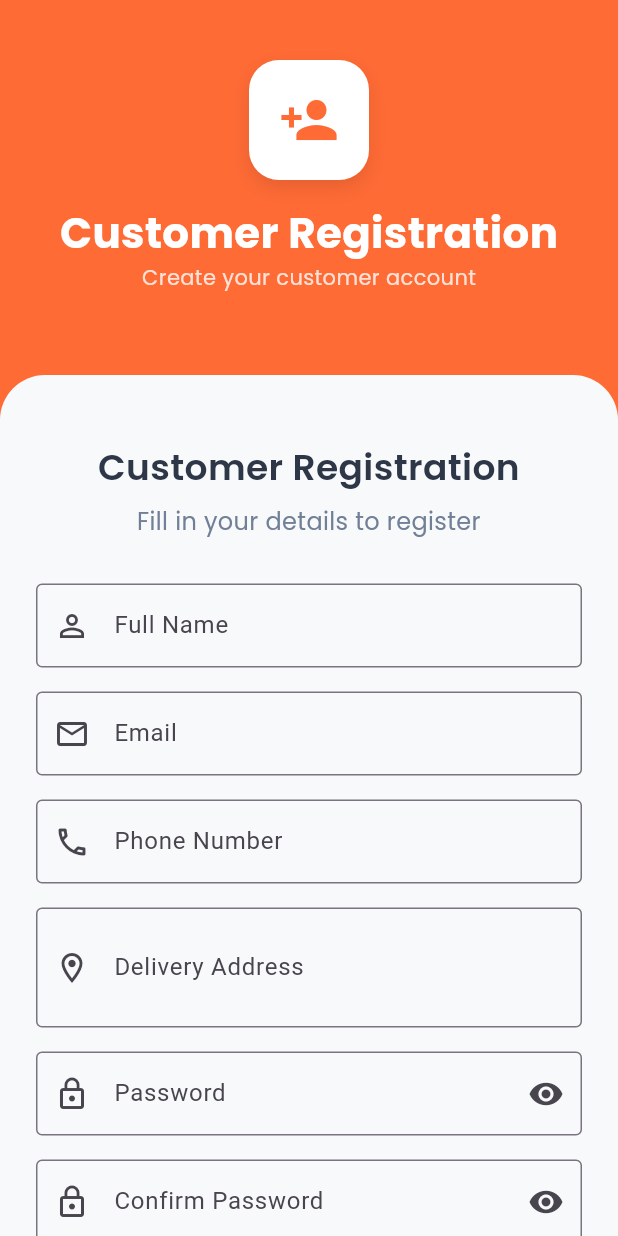
After one commit to SDL455/shopping, a Flutter app: the screen it shows after launch, after a tap on "Register Customer", on a phone screen of 412 x 824 dp. The commit adds this screen. Run offline on Flutter 3.47's test engine with Material 3 defaults, Android fonts, the light colour scheme and no system bars; our stand-ins replace firebase_core, get, google_fonts; accounts and stored records are empty; network calls fail.

Commit message:
update route register

```diff
--- a/lib/cores/screen/splash_screen.dart
+++ b/lib/cores/screen/splash_screen.dart
@@ -1,4 +1,5 @@
 import 'package:flutter/material.dart';
+import 'package:get/get.dart';
 
 class SplashScreen extends StatefulWidget {
   @override
@@ -37,7 +38,7 @@ class _SplashScreenState extends State<SplashScreen>
     // Navigate to login after 2 seconds
     Future.delayed(Duration(seconds: 2), () {
       if (mounted) {
-        Navigator.of(context).pushReplacementNamed('/login');
+        Get.offAllNamed('/login');
       }
     });
   }
--- a/lib/features/auth/screens/login.dart
+++ b/lib/features/auth/screens/login.dart
@@ -1,5 +1,6 @@
 import 'package:flutter/material.dart';
 import 'package:google_fonts/google_fonts.dart';
+import 'package:get/get.dart';
 
 class LoginScreen extends StatelessWidget {
   const LoginScreen({Key? key}) : super(key: key);
@@ -115,23 +116,28 @@ class LoginScreen extends StatelessWidget {
                       const SizedBox(height: 30),
                       ElevatedButton(
                         onPressed: () {
-                          Navigator.pushNamed(context, '/admin');
+                          Get.toNamed('/admin');
                         },
                         style: ElevatedButton.styleFrom(
+                          backgroundColor: const Color(0xFFFF6B35),
                           padding: const EdgeInsets.symmetric(vertical: 16),
+                          shape: RoundedRectangleBorder(
+                            borderRadius: BorderRadius.circular(12),
+                          ),
                         ),
                         child: Text(
                           'Login as Admin',
                           style: GoogleFonts.poppins(
                             fontSize: 16,
                             fontWeight: FontWeight.w600,
+                            color: Colors.white,
                           ),
                         ),
                       ),
                       const SizedBox(height: 16),
                       OutlinedButton(
                         onPressed: () {
-                          Navigator.pushNamed(context, '/customer');
+                          Get.toNamed('/customer');
                         },
                         style: OutlinedButton.styleFrom(
                           padding: const EdgeInsets.symmetric(vertical: 16),
@@ -150,6 +156,63 @@ class LoginScreen extends StatelessWidget {
                         ),
                       ),
                       const SizedBox(height: 20),
+                      Row(
+                        children: [
+                          Expanded(
+                            child: OutlinedButton(
+                              onPressed: () {
+                                Get.toNamed('/register-admin');
+                              },
+                              style: OutlinedButton.styleFrom(
+                                padding: const EdgeInsets.symmetric(
+                                  vertical: 12,
+                                ),
+                                side: const BorderSide(
+                                  color: Color(0xFF718096),
+                                ),
+                                shape: RoundedRectangleBorder(
+                                  borderRadius: BorderRadius.circular(12),
+                                ),
+                              ),
+                              child: Text(
+                                'Register Admin',
+                                style: GoogleFonts.poppins(
+                                  fontSize: 14,
+                                  fontWeight: FontWeight.w500,
+                                  color: const Color(0xFF718096),
+                                ),
+                              ),
+                            ),
+                          ),
+                          const SizedBox(width: 12),
+                          Expanded(
+                            child: OutlinedButton(
+                              onPressed: () {
+                                Get.toNamed('/register-customer');
+                              },
+                              style: OutlinedButton.styleFrom(
+                                padding: const EdgeInsets.symmetric(
+                                  vertical: 12,
+                                ),
+                                side: const BorderSide(
+                                  color: Color(0xFF718096),
+                                ),
+                                shape: RoundedRectangleBorder(
+                                  borderRadius: BorderRadius.circular(12),
+                                ),
+                              ),
+                              child: Text(
+                                'Register Customer',
+                                style: GoogleFonts.poppins(
+                                  fontSize: 14,
+                                  fontWeight: FontWeight.w500,
+                                  color: const Color(0xFF718096),
+                                ),
+                              ),
+                            ),
+                          ),
+                        ],
+                      ),
                     ],
                   ),
                 ),
--- /dev/null
+++ b/lib/features/auth/screens/register_customer.dart
@@ -0,0 +1,322 @@
+import 'package:flutter/material.dart';
+import 'package:google_fonts/google_fonts.dart';
+import 'package:get/get.dart';
+
+class RegisterCustomerScreen extends StatefulWidget {
+  const RegisterCustomerScreen({Key? key}) : super(key: key);
+
+  @override
+  State<RegisterCustomerScreen> createState() => _RegisterCustomerScreenState();
+}
+
+class _RegisterCustomerScreenState extends State<RegisterCustomerScreen> {
+  final _formKey = GlobalKey<FormState>();
+  final _emailController = TextEditingController();
+  final _passwordController = TextEditingController();
+  final _confirmPasswordController = TextEditingController();
+  final _nameController = TextEditingController();
+  final _phoneController = TextEditingController();
+  final _addressController = TextEditingController();
+  bool _obscurePassword = true;
+  bool _obscureConfirmPassword = true;
+
+  @override
+  void dispose() {
+    _emailController.dispose();
+    _passwordController.dispose();
+    _confirmPasswordController.dispose();
+    _nameController.dispose();
+    _phoneController.dispose();
+    _addressController.dispose();
+    super.dispose();
+  }
+
+  @override
+  Widget build(BuildContext context) {
+    return Scaffold(
+      backgroundColor: const Color(0xFFFF6B35),
+      body: SafeArea(
+        child: SingleChildScrollView(
+          child: Column(
+            children: [
+              Container(
+                height: 250,
+                decoration: const BoxDecoration(color: Color(0xFFFF6B35)),
+                child: Stack(
+                  children: [
+                    Positioned(
+                      top: 40,
+                      left: 0,
+                      right: 0,
+                      child: Column(
+                        children: [
+                          Container(
+                            width: 80,
+                            height: 80,
+                            decoration: BoxDecoration(
+                              color: Colors.white,
+                              borderRadius: BorderRadius.circular(20),
+                              boxShadow: [
+                                BoxShadow(
+                                  color: Colors.black.withOpacity(0.1),
+                                  blurRadius: 10,
+                                  offset: const Offset(0, 5),
+                                ),
+                              ],
+                            ),
+                            child: const Icon(
+                              Icons.person_add,
+                              size: 40,
+                              color: Color(0xFFFF6B35),
+                            ),
+                          ),
+                          const SizedBox(height: 15),
+                          Text(
+                            'Customer Registration',
+                            style: GoogleFonts.poppins(
+                              fontSize: 28,
+                              fontWeight: FontWeight.bold,
+                              color: Colors.white,
+                            ),
+                          ),
+                          Text(
+                            'Create your customer account',
+                            style: GoogleFonts.poppins(
+                              fontSize: 14,
+                              color: Colors.white.withOpacity(0.8),
+                            ),
+                          ),
+                        ],
+                      ),
+                    ),
+                  ],
+                ),
+              ),
+              Container(
+                decoration: const BoxDecoration(
+                  color: Color(0xFFF8F9FA),
+                  borderRadius: BorderRadius.only(
+                    topLeft: Radius.circular(30),
+                    topRight: Radius.circular(30),
+                  ),
+                ),
+                child: Padding(
+                  padding: const EdgeInsets.all(24.0),
+                  child: Form(
+                    key: _formKey,
+                    child: Column(
+                      crossAxisAlignment: CrossAxisAlignment.stretch,
+                      children: [
+                        const SizedBox(height: 20),
+                        Text(
+                          'Customer Registration',
+                          style: GoogleFonts.poppins(
+                            fontSize: 24,
+                            fontWeight: FontWeight.w600,
+                            color: const Color(0xFF2D3748),
+                          ),
+                          textAlign: TextAlign.center,
+                        ),
+                        const SizedBox(height: 8),
+                        Text(
+                          'Fill in your details to register',
+                          style: GoogleFonts.poppins(
+                            fontSize: 16,
+                            color: const Color(0xFF718096),
+                          ),
+                          textAlign: TextAlign.center,
+                        ),
+                        const SizedBox(height: 30),
+                        TextFormField(
+                          controller: _nameController,
+                          decoration: const InputDecoration(
+                            labelText: 'Full Name',
+                            prefixIcon: Icon(Icons.person_outline),
+                            border: OutlineInputBorder(),
+                          ),
+                          validator: (value) {
+                            if (value == null || value.isEmpty) {
+                              return 'Please enter your full name';
+                            }
+                            return null;
+                          },
+                        ),
+                        const SizedBox(height: 16),
+                        TextFormField(
+                          controller: _emailController,
+                          decoration: const InputDecoration(
+                            labelText: 'Email',
+                            prefixIcon: Icon(Icons.email_outlined),
+                            border: OutlineInputBorder(),
+                          ),
+                          keyboardType: TextInputType.emailAddress,
+                          validator: (value) {
+                            if (value == null || value.isEmpty) {
+                              return 'Please enter your email';
+                            }
+                            if (!RegExp(
+                              r'^[\w-\.]+@([\w-]+\.)+[\w-]{2,4}$',
+                            ).hasMatch(value)) {
+                              return 'Please enter a valid email';
+                            }
+                            return null;
+                          },
+                        ),
+                        const SizedBox(height: 16),
+                        TextFormField(
+                          controller: _phoneController,
+                          decoration: const InputDecoration(
+                            labelText: 'Phone Number',
+                            prefixIcon: Icon(Icons.phone_outlined),
+                            border: OutlineInputBorder(),
+                          ),
+                          keyboardType: TextInputType.phone,
+                          validator: (value) {
+                            if (value == null || value.isEmpty) {
+                              return 'Please enter your phone number';
+                            }
+                            return null;
+                          },
+                        ),
+                        const SizedBox(height: 16),
+                        TextFormField(
+                          controller: _addressController,
+                          decoration: const InputDecoration(
+                            labelText: 'Delivery Address',
+                            prefixIcon: Icon(Icons.location_on_outlined),
+                            border: OutlineInputBorder(),
+                          ),
+                          maxLines: 2,
+                          validator: (value) {
+                            if (value == null || value.isEmpty) {
+                              return 'Please enter your delivery address';
+                            }
+                            return null;
+                          },
+                        ),
+                        const SizedBox(height: 16),
+                        TextFormField(
+                          controller: _passwordController,
+                          decoration: InputDecoration(
+                            labelText: 'Password',
+                            prefixIcon: const Icon(Icons.lock_outline),
+                            border: const OutlineInputBorder(),
+                            suffixIcon: IconButton(
+                              icon: Icon(
+                                _obscurePassword
+                                    ? Icons.visibility
+                                    : Icons.visibility_off,
+                              ),
+                              onPressed: () {
+                                setState(() {
+                                  _obscurePassword = !_obscurePassword;
+                                });
+                              },
+                            ),
+                          ),
+                          obscureText: _obscurePassword,
+                          validator: (value) {
+                            if (value == null || value.isEmpty) {
+                              return 'Please enter a password';
+                            }
+                            if (value.length < 6) {
+                              return 'Password must be at least 6 characters';
+                            }
+                            return null;
+                          },
+                        ),
+                        const SizedBox(height: 16),
+                        TextFormField(
+                          controller: _confirmPasswordController,
+                          decoration: InputDecoration(
+                            labelText: 'Confirm Password',
+                            prefixIcon: const Icon(Icons.lock_outline),
+                            border: const OutlineInputBorder(),
+                            suffixIcon: IconButton(
+                              icon: Icon(
+                                _obscureConfirmPassword
+                                    ? Icons.visibility
+                                    : Icons.visibility_off,
+                              ),
+                              onPressed: () {
+                                setState(() {
+                                  _obscureConfirmPassword =
+                                      !_obscureConfirmPassword;
+                                });
+                              },
+                            ),
+                          ),
+                          obscureText: _obscureConfirmPassword,
+                          validator: (value) {
+                            if (value == null || value.isEmpty) {
+                              return 'Please confirm your password';
+                            }
+                            if (value != _passwordController.text) {
+                              return 'Passwords do not match';
+                            }
+                            return null;
+                          },
+                        ),
+                        const SizedBox(height: 30),
+                        ElevatedButton(
+                          onPressed: () {
+                            if (_formKey.currentState!.validate()) {
+                              // TODO: Implement customer registration logic
+                              Get.offAllNamed('/customer');
+                            }
+                          },
+                          style: ElevatedButton.styleFrom(
+                            backgroundColor: const Color(0xFFFF6B35),
+                            padding: const EdgeInsets.symmetric(vertical: 16),
+                            shape: RoundedRectangleBorder(
+                              borderRadius: BorderRadius.circular(12),
+                            ),
+                          ),
+                          child: Text(
+                            'Register as Customer',
+                            style: GoogleFonts.poppins(
+                              fontSize: 16,
+                              fontWeight: FontWeight.w600,
+                              color: Colors.white,
+                            ),
+                          ),
+                        ),
+                        const SizedBox(height: 16),
+                        Row(
+                          mainAxisAlignment: MainAxisAlignment.center,
+                          children: [
+                            Text(
+                              'Already have an account? ',
+                              style: GoogleFonts.poppins(
+                                fontSize: 14,
+                                color: const Color(0xFF718096),
+                              ),
+                            ),
+                            TextButton(
+                              onPressed: () {
+                                Get.back();
+                              },
+                              child: Text(
+                                'Login',
+                                style: GoogleFonts.poppins(
+                                  fontSize: 14,
+                                  fontWeight: FontWeight.w600,
+                                  color: const Color(0xFFFF6B35),
+                                ),
+                              ),
+                            ),
+                          ],
+                        ),
+                        const SizedBox(height: 20),
+                      ],
+                    ),
+                  ),
+                ),
+              ),
+            ],
+          ),
+        ),
+      ),
+    );
+  }
+}
--- a/lib/routes/app_routes.dart
+++ b/lib/routes/app_routes.dart
@@ -2,12 +2,16 @@ import 'package:get/get.dart';
 import 'package:shopping_online/cores/screen/splash_screen.dart';
 import 'package:shopping_online/features/admin/views/settings_screen.dart';
 import 'package:shopping_online/features/auth/screens/login.dart';
+import 'package:shopping_online/features/auth/screens/register_admin.dart';
+import 'package:shopping_online/features/auth/screens/register_customer.dart';
 import 'package:shopping_online/features/admin/views/admin_home_scree.dart';
 import 'package:shopping_online/features/customer/views/customer_home_screen.dart';
 
 class AppRoutes {
   static const String splash = '/';
   static const String login = '/login';
+  static const String registerAdmin = '/register-admin';
+  static const String registerCustomer = '/register-customer';
   static const String admin = '/admin';
   static const String customer = '/customer';
   static const String settings = '/settings';
@@ -15,6 +19,8 @@ class AppRoutes {
   static final routes = [
     GetPage(name: splash, page: () => SplashScreen()),
     GetPage(name: login, page: () => const LoginScreen()),
+    GetPage(name: registerAdmin, page: () => const RegisterAdminScreen()),
+    GetPage(name: registerCustomer, page: () => const RegisterCustomerScreen()),
     GetPage(name: admin, page: () => const AdminHomeScreen()),
     GetPage(name: customer, page: () => const CustomerHomeScreen()),
     GetPage(name: settings, page: () => const SettingsScreen()),
```
Also changed, not shown: lib/features/auth/screens/register_admin.dart (added, +304 -0 lines).
